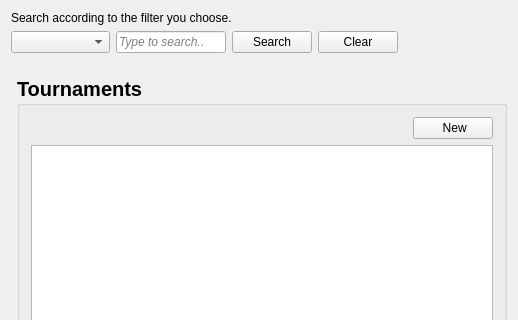
Above: src/app/HistoryPage.ui from KadirEmreAVCI/MasterTennisApp before the change; both pictures show x 0 to 518 and y 0 to 320 of the 518 by 588 pixel window. Below: the same form after it.
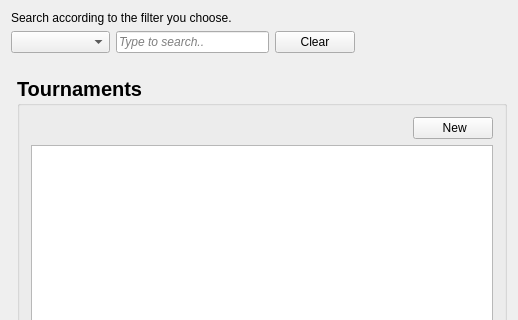
That is the form after the change.

Commit message: Search button has been removed, search bar has been made diasbled if the filter is not selected.

```diff
--- a/src/app/HistoryPage.ui
+++ b/src/app/HistoryPage.ui
@@ -102,13 +102,6 @@
          </property>
         </widget>
        </item>
-       <item>
-        <widget class="QPushButton" name="SearchButton">
-         <property name="text">
-          <string>Search</string>
-         </property>
-        </widget>
-       </item>
        <item>
         <widget class="QPushButton" name="ClearButton">
          <property name="text">
```
Left out of the diff: 4 changed lines with no effect on the pictures. The commit also changes 6 other files.
